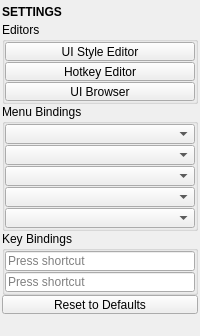
This is tentacle/ui/settings.ui in m3trik/tentacle as Qt 5 draws it before an edit. The edited form follows.
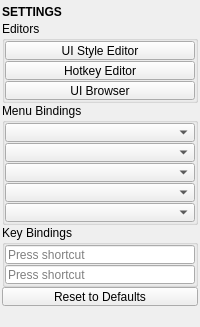
This is the edited form. Custom widgets are drawn as their Qt base class.

Diff of the .ui file:
```diff
--- a/tentacle/ui/settings.ui
+++ b/tentacle/ui/settings.ui
@@ -58,7 +58,7 @@
         <property name="minimumSize">
          <size>
           <width>0</width>
-          <height>20</height>
+          <height>19</height>
          </size>
         </property>
         <property name="font">
@@ -188,7 +188,7 @@
            <property name="minimumSize">
             <size>
              <width>0</width>
-             <height>20</height>
+             <height>19</height>
             </size>
            </property>
            <property name="toolTip">
@@ -201,7 +201,7 @@
            <property name="minimumSize">
             <size>
              <width>0</width>
-             <height>20</height>
+             <height>19</height>
             </size>
            </property>
            <property name="toolTip">
@@ -214,7 +214,7 @@
            <property name="minimumSize">
             <size>
              <width>0</width>
-             <height>20</height>
+             <height>19</height>
             </size>
            </property>
            <property name="toolTip">
@@ -227,7 +227,7 @@
            <property name="minimumSize">
             <size>
              <width>0</width>
-             <height>20</height>
+             <height>19</height>
             </size>
            </property>
            <property name="toolTip">
@@ -240,7 +240,7 @@
            <property name="minimumSize">
             <size>
              <width>0</width>
-             <height>20</height>
+             <height>19</height>
             </size>
            </property>
            <property name="toolTip">
@@ -277,7 +277,7 @@
            <property name="minimumSize">
             <size>
              <width>0</width>
-             <height>20</height>
+             <height>19</height>
             </size>
            </property>
            <property name="toolTip">
@@ -290,7 +290,7 @@
            <property name="minimumSize">
             <size>
              <width>0</width>
-             <height>20</height>
+             <height>19</height>
             </size>
            </property>
            <property name="toolTip">
@@ -341,13 +341,13 @@
         <property name="minimumSize">
          <size>
           <width>0</width>
-          <height>20</height>
+          <height>19</height>
          </size>
         </property>
         <property name="maximumSize">
          <size>
           <width>16777215</width>
-          <height>20</height>
+          <height>19</height>
          </size>
         </property>
        </widget>
```
